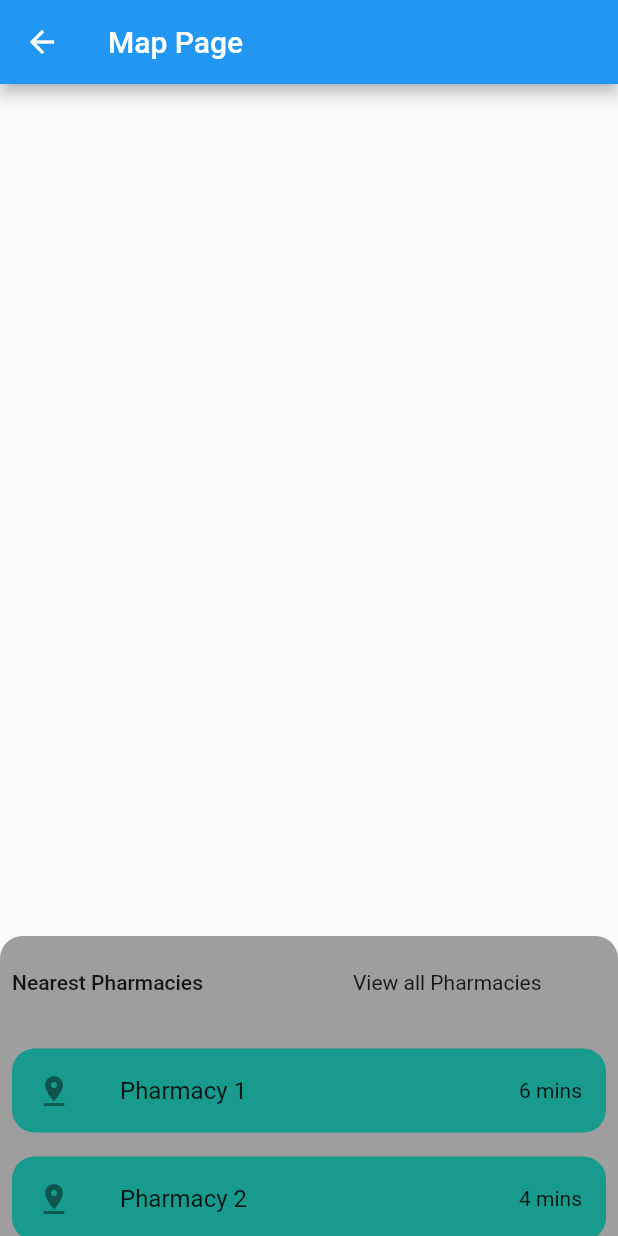
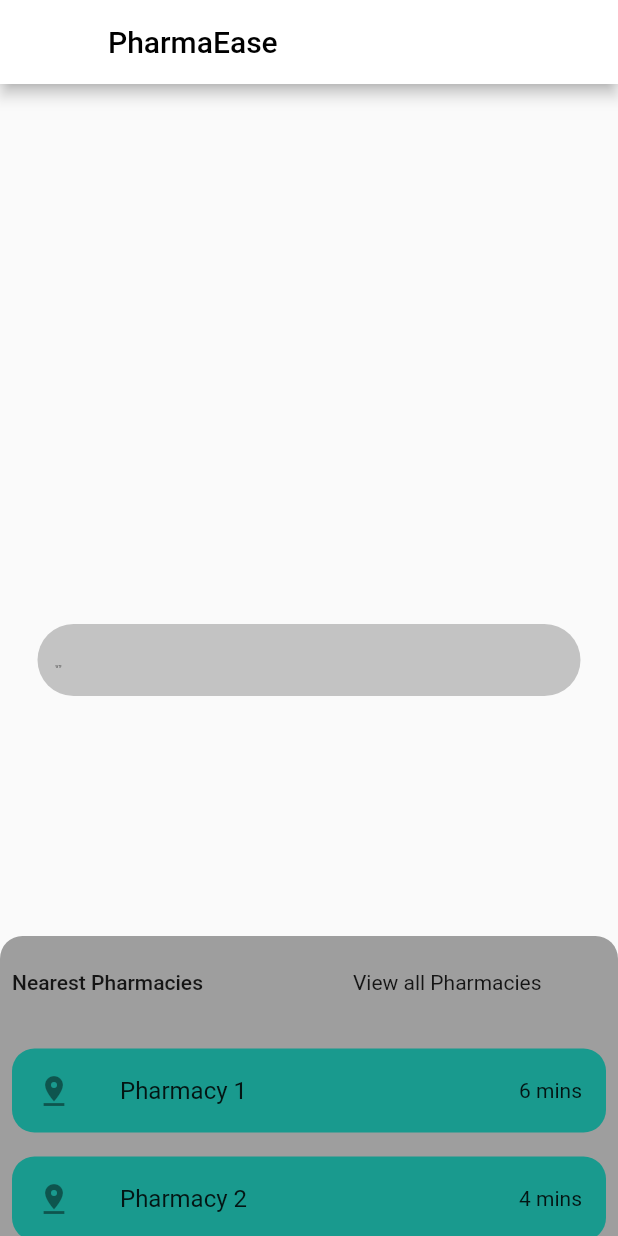
Before and after one commit to YaraShehadeh/pharma_ease, a Flutter app: the screen it shows after launch, on a phone screen of 412 x 824 dp. Run offline on Flutter 3.47's test engine with Material 2 defaults, Android fonts, the phone set to English and light mode, and no system bars.

Commit message:
ui modifications

```diff
--- a/lib/src/ui/screens/map_page.dart
+++ b/lib/src/ui/screens/map_page.dart
@@ -40,12 +40,36 @@ class _MapPageState extends State<MapPage> {
     return Scaffold(
       key: _scaffoldKey,
       appBar: AppBar(
-        title: Text('Map Page'),
+        title: Text('PharmaEase',style: TextStyle(color: Colors.black),),
+        backgroundColor:  Colors.white,
       ),
       body: Center(
         child: Column(
           mainAxisAlignment: MainAxisAlignment.center,
-          children: <Widget>[],
+          children: <Widget>[
+       Padding(
+        padding: EdgeInsets.symmetric(horizontal: 25),
+        child: InkWell(
+          onTap:(){},
+          borderRadius: BorderRadius.circular(40),
+          child: TextField(
+            decoration: InputDecoration(
+              hintText:"WTF",
+              filled: true,
+              fillColor: Colors.black.withOpacity(0.22),
+              enabled: false,
+              disabledBorder: UnderlineInputBorder(
+                borderSide: BorderSide.none,
+                borderRadius: BorderRadius.circular(40),
+              ),
+              hintStyle: Theme.of(context)
+                  .textTheme
+                  .headlineMedium!
+                  .copyWith(fontSize:2, color: Colors.black),
+            ),
+          ),
+        ),),
+          ],
         ),
       ),
     );
```
